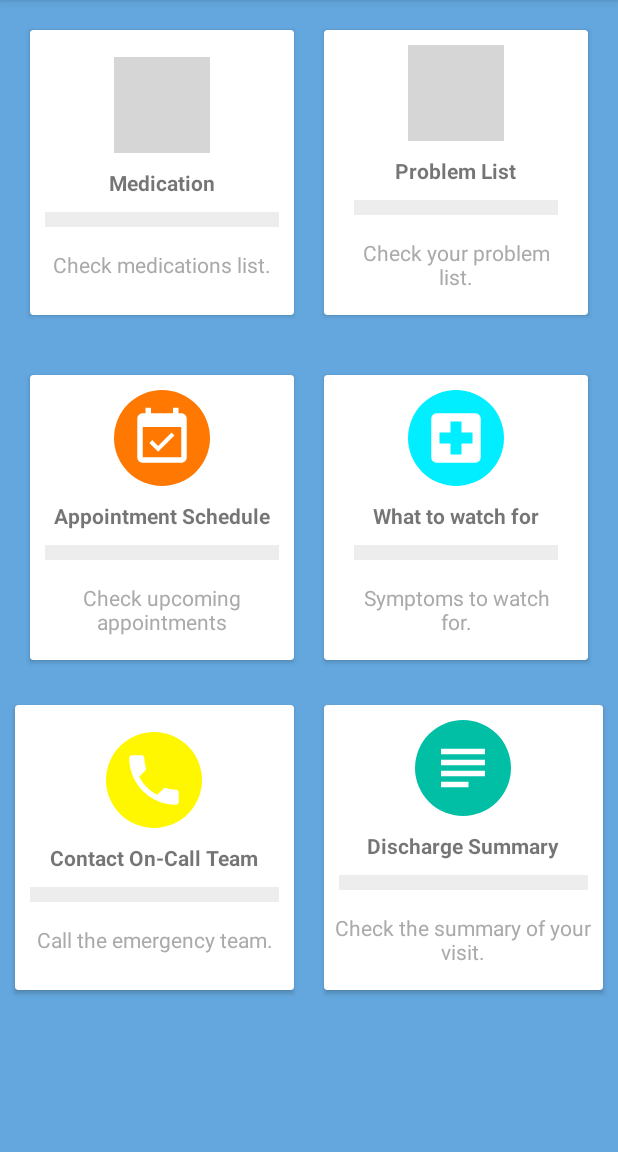
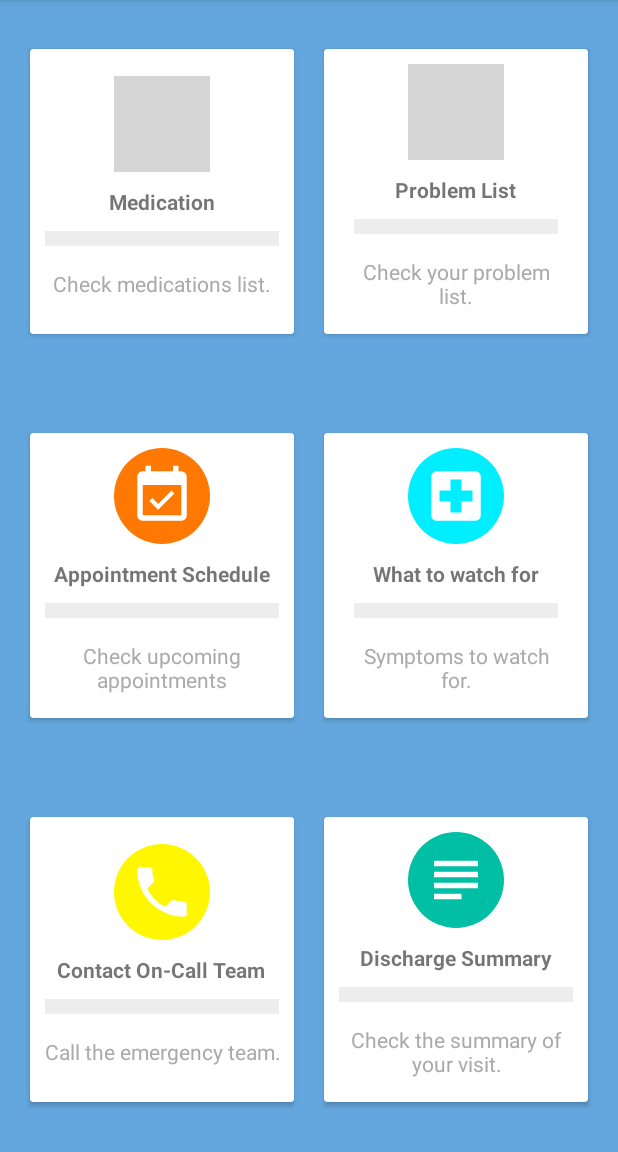
Before and after one commit to snguon/CS275-CODA, an Android app: the HomeActivity screen opened directly, with no data from a screen before it, on a phone screen of 412 x 824 dp, the part 84-1236 px from its top. Run offline under Robolectric (Android 15) with nearby library versions, the phone set to English and light mode, and no system bars; grey boxes are pictures that could not be loaded.

Commit message:
button sizes to weight

```diff
--- a/app/src/main/res/layout/activity_home.xml
+++ b/app/src/main/res/layout/activity_home.xml
@@ -16,7 +16,8 @@
 
     <LinearLayout
         android:layout_width="match_parent"
-        android:layout_height="wrap_content"
+        android:layout_height="0dp"
+        android:layout_weight="1"
         android:clipToPadding="false"
         android:gravity="center"
         android:orientation="horizontal"
@@ -26,7 +27,6 @@
             android:id="@+id/meds_card"
             android:foreground="?android:attr/selectableItemBackground"
             android:clickable="true"
-
             android:layout_width="0dp"
             android:layout_height="190dp"
             android:layout_margin="10dp"
@@ -36,8 +36,7 @@
                 android:layout_width="match_parent"
                 android:layout_height="match_parent"
                 android:gravity="center"
-                android:orientation="vertical"
-                >
+                android:orientation="vertical">
 
                 <ImageView
                     android:layout_width="64dp"
@@ -129,7 +128,8 @@
         android:gravity="center"
         android:orientation="horizontal"
         android:layout_width="match_parent"
-        android:layout_height="wrap_content"
+        android:layout_height="0dp"
+        android:layout_weight="1"
         android:padding="10dp"
         >
         <android.support.v7.widget.CardView
@@ -227,21 +227,23 @@
 
     <LinearLayout
         android:layout_width="match_parent"
-        android:layout_height="wrap_content"
+        android:layout_height="0dp"
+        android:layout_weight="1"
         android:clipToPadding="false"
         android:gravity="center"
-        android:orientation="horizontal">
+        android:orientation="horizontal"
+        android:padding="10dp">
 
         <android.support.v7.widget.CardView
             android:id="@+id/call_card"
 
             android:foreground="?android:attr/selectableItemBackground"
             android:clickable="true"
-
+            android:layout_weight="31.667"
             android:layout_width="0dp"
             android:layout_height="190dp"
             android:layout_margin="10dp"
-            android:layout_weight="31.667">
+            >
 
             <LinearLayout
                 android:layout_width="match_parent"
```
